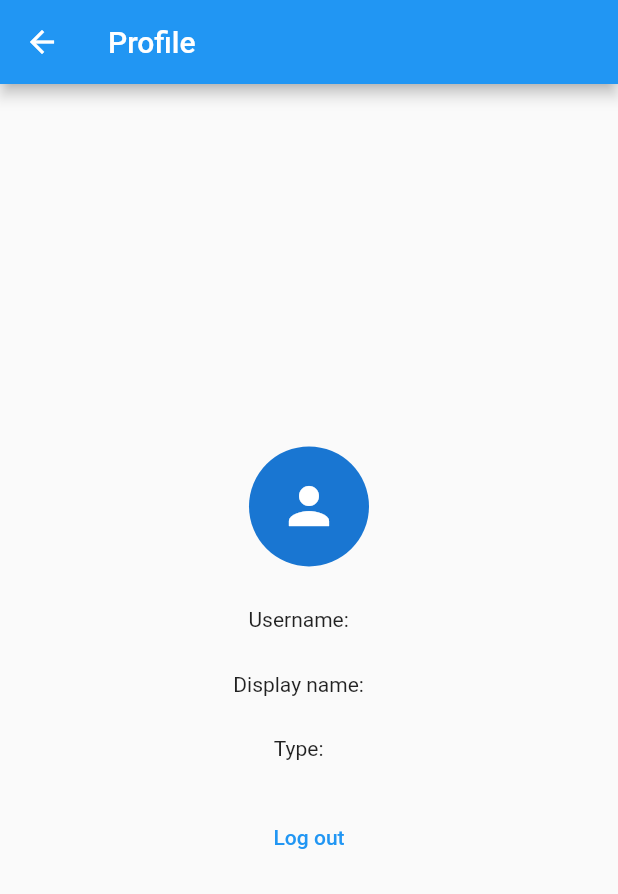
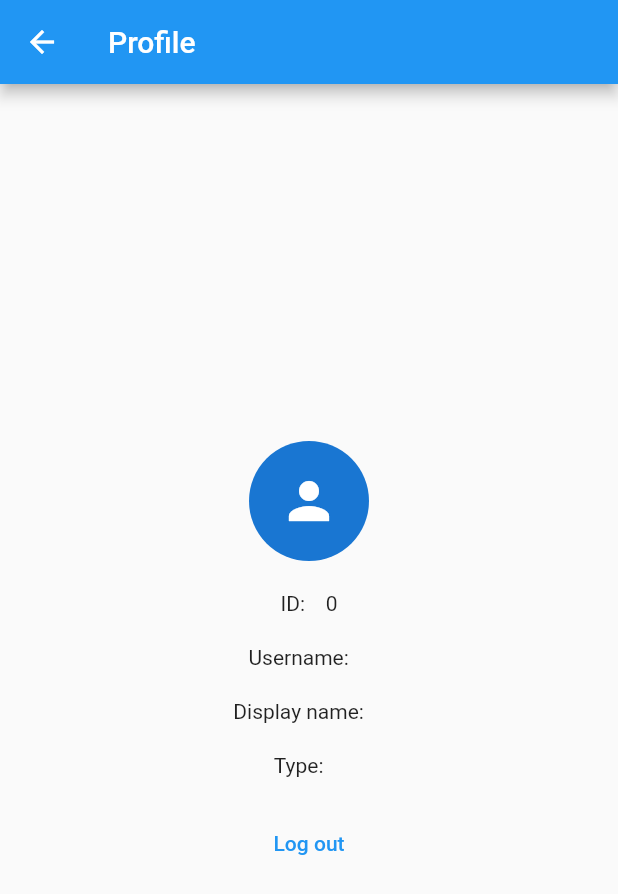
Before and after one commit to hoangm960/Station_energy_automatic, a Flutter app: the ProfileScreen screen opened by its route, on a phone screen of 412 x 824 dp. Shown: the top 894 px of the screen. Run offline on Flutter 3.47's test engine with Material 2 defaults, Android fonts, the phone set to English and light mode, and no system bars; our stand-ins replace cached_network_image, syncfusion_flutter_charts, weather; missing offline and left inert: crypt, latlng, map, mysql1, webview_windows; accounts and stored records are empty; generated files the repository leaves out were written again.

Commit message:
fixed profile

```diff
--- a/lib/src/models/user.dart
+++ b/lib/src/models/user.dart
@@ -5,13 +5,14 @@ part 'user.g.dart';
 
 @JsonSerializable()
 class User {
+  final int id;
   final String username;
   final String displayName;
   final String type;
   var db = Mysql();
   late MySqlConnection connection;
 
-  User({required this.username, required this.displayName, required this.type});
+  User({required this.id, required this.username, required this.displayName, required this.type});
 
   factory User.fromJson(Map<String, dynamic> json) => _$UserFromJson(json);
 
--- a/lib/src/screens/login_page/components/signIn.dart
+++ b/lib/src/screens/login_page/components/signIn.dart
@@ -69,7 +69,7 @@ class _SignInScreenState extends State<SignInScreen> {
       if (value.isNotEmpty) {
         for (var row in value) {
           Map userData =
-              User(username: row[0], displayName: row[1], type: row[2])
+              User(id: id, username: row[0], displayName: row[1], type: row[2])
                   .toJson();
           writeData(userData);
         }
--- a/lib/src/screens/profile_page.dart
+++ b/lib/src/screens/profile_page.dart
@@ -42,11 +42,10 @@ class _ProfileScreenState extends State<ProfileScreen> {
       appBar: AppBar(title: const Text('Profile')),
       body: Center(
         child: Container(
-          padding: const EdgeInsetsDirectional.all(60.0),
           width: getScreenSize(context).width,
           height: getScreenSize(context).height / 2,
           child: Column(
-            mainAxisAlignment: MainAxisAlignment.spaceEvenly,
+            mainAxisAlignment: MainAxisAlignment.center,
             crossAxisAlignment: CrossAxisAlignment.center,
             children: [
               const CircleAvatar(
@@ -55,6 +54,10 @@ class _ProfileScreenState extends State<ProfileScreen> {
                     Icons.person,
                     size: 40.0,
                   )),
+              const SizedBox(
+                height: 20.0,
+              ),
+              Text("ID:    ${_user?.id ?? ''}"),
               const SizedBox(
                 height: 20.0,
               ),
```
Also changed, not shown: lib/src/models/user.g.dart.
